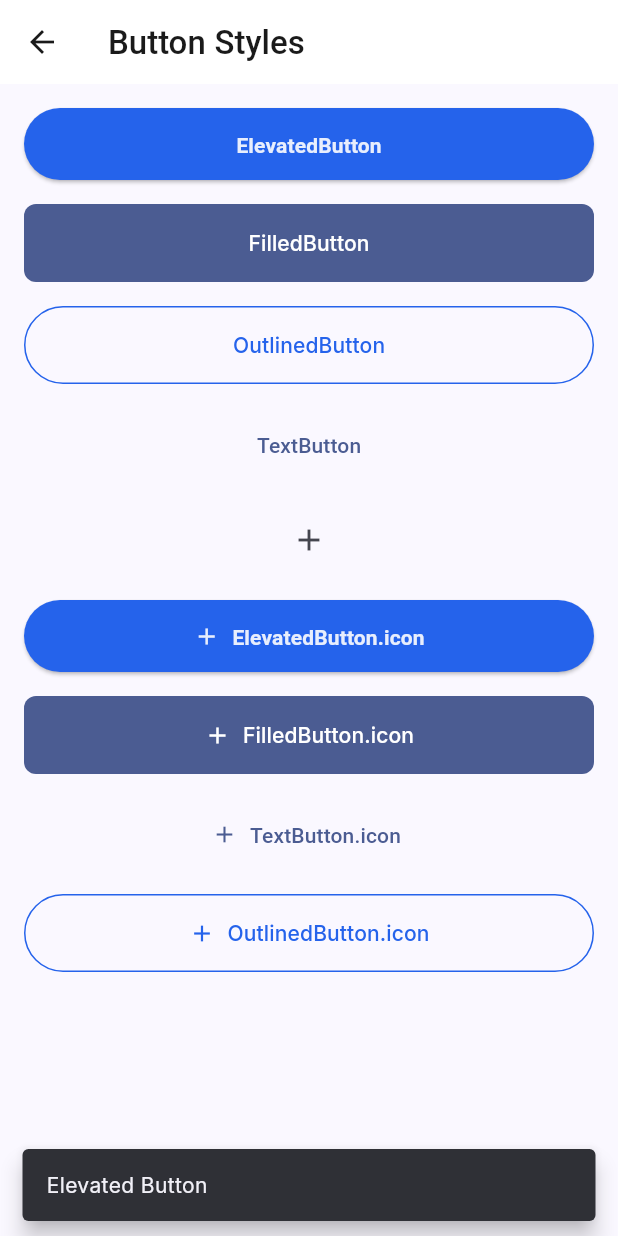
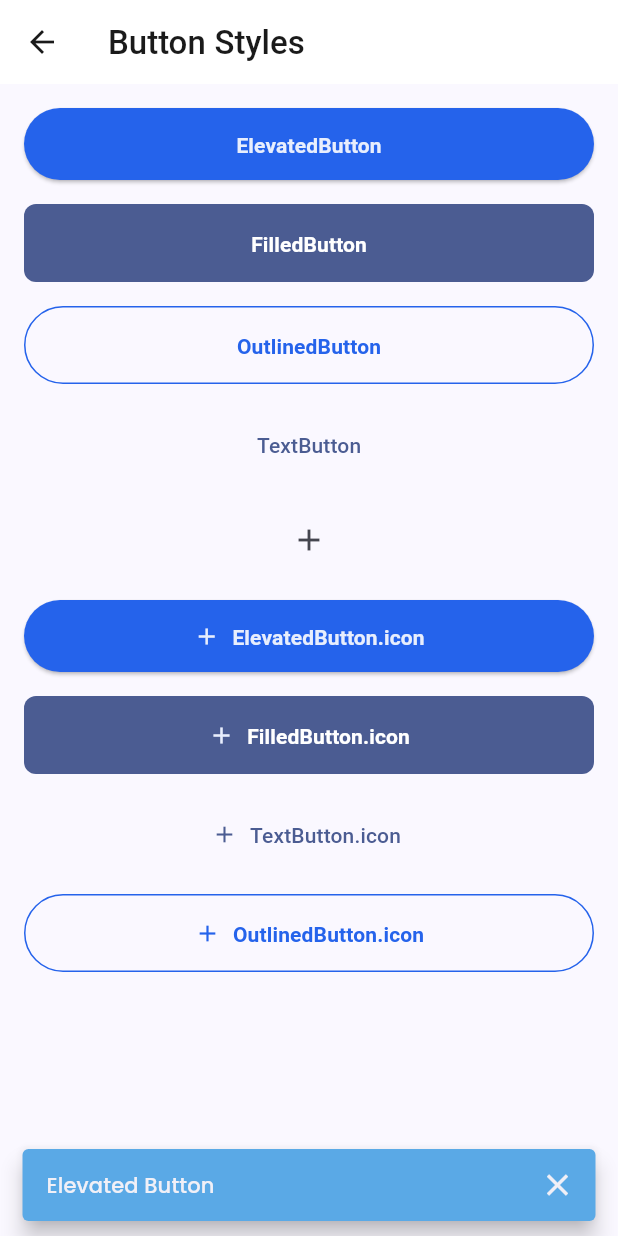
Before and after one commit to ddr137/starter_dev, a Flutter app: the ButtonPage screen opened by its route, after a tap on "ElevatedButton", on a phone screen of 412 x 824 dp. Run offline on Flutter 3.47's test engine with Material 3 defaults, Android fonts, the phone set to English and light mode, and no system bars; our stand-ins replace dio, equatable, flutter_riverpod, go_router, google_fonts, hive_flutter and 2 more; missing offline and left inert: dio_smart_retry; accounts and stored records are empty.

Commit message:
enhance snackbar functionality; add status parameter and update button styles

```diff
--- a/lib/core/extensions/copy_to_clipboard_ext.dart
+++ b/lib/core/extensions/copy_to_clipboard_ext.dart
@@ -7,6 +7,10 @@ extension CopyToClipboard on BuildContext {
   Future<void> copyToClipboardAndShowSnackBar(String text,
       {Duration duration = const Duration(seconds: 2)}) async {
     await Clipboard.setData(ClipboardData(text: text));
-    showSnackBar('Telah disalin ke clipboard', duration: duration);
+    showSnackBar(
+      'Telah disalin ke clipboard',
+      duration: duration,
+      status: 'info',
+    );
   }
 }
--- a/lib/core/extensions/custom_snack_bar_ext.dart
+++ b/lib/core/extensions/custom_snack_bar_ext.dart
@@ -1,13 +1,28 @@
 import 'package:flutter/material.dart';
+import 'package:starter_dev/core/core.dart';
 
 extension ShowSnackBar on BuildContext {
   void showSnackBar(String message,
-      {Duration duration = const Duration(seconds: 3)}) {
+      {Duration duration = const Duration(seconds: 3),
+      String status = 'info'}) {
     ScaffoldMessenger.of(this).showSnackBar(
       SnackBar(
-        content: Text(message),
+        content: Text(
+          message,
+          style: AppThemeTexts.textTheme.labelLarge,
+        ),
         duration: duration,
+        backgroundColor: status == 'error'
+            ? AppThemeColors.failure
+            : status == 'success'
+                ? AppThemeColors.success
+                : status == 'warning'
+                    ? AppThemeColors.warning
+                    : status == 'info'
+                        ? AppThemeColors.info
+                        : AppThemeColors.primary,
         behavior: SnackBarBehavior.floating,
+        showCloseIcon: true,
       ),
     );
   }
--- a/lib/core/theme/components/filled_button_theme_component.dart
+++ b/lib/core/theme/components/filled_button_theme_component.dart
@@ -1,24 +1,40 @@
 import 'package:flutter/material.dart';
+
+import '../../core.dart';
 
 class FilledThemeWidget {
   FilledThemeWidget._();
   static final List<FilledButtonThemeData> _filledBtns = [
     FilledButtonThemeData(
       style: ButtonStyle(
+        iconColor:
+            WidgetStateProperty.all(AppThemeColors.lightColorScheme.onPrimary),
         padding: WidgetStateProperty.all(const EdgeInsets.all(16)),
         shape: WidgetStateProperty.all(
           RoundedRectangleBorder(
             borderRadius: BorderRadius.circular(8),
           ),
         ),
+        textStyle: WidgetStateProperty.all(
+          AppThemeTexts.textTheme.labelLarge?.copyWith(
+            fontWeight: FontWeight.w600,
+          ),
+        ),
       ),
     ),
     FilledButtonThemeData(
       style: ButtonStyle(
+        iconColor:
+            WidgetStateProperty.all(AppThemeColors.darkColorScheme.onPrimary),
         padding: WidgetStateProperty.all(const EdgeInsets.all(16)),
         shape: WidgetStateProperty.all(
           RoundedRectangleBorder(
             borderRadius: BorderRadius.circular(10),
+          ),
+        ),
+        textStyle: WidgetStateProperty.all(
+          AppThemeTexts.textTheme.labelLarge?.copyWith(
+            fontWeight: FontWeight.w600,
           ),
         ),
       ),
--- a/lib/core/theme/components/outlined_button_theme_component.dart
+++ b/lib/core/theme/components/outlined_button_theme_component.dart
@@ -7,23 +7,31 @@ class OutlineThemeWidget {
   static final List<OutlinedButtonThemeData> _outlineBtns = [
     OutlinedButtonThemeData(
       style: OutlinedButton.styleFrom(
-        foregroundColor: AppThemeColors.primary,
+        iconColor: AppThemeColors.lightColorScheme.primary,
         backgroundColor: Colors.transparent,
+        foregroundColor: AppThemeColors.lightColorScheme.primary,
         padding: const EdgeInsets.all(16),
         side: BorderSide(
           color: AppThemeColors.primary,
           width: 1.0,
         ),
+        textStyle: AppThemeTexts.textTheme.labelLarge?.copyWith(
+          fontWeight: FontWeight.w600,
+        ),
       ),
     ),
     OutlinedButtonThemeData(
       style: OutlinedButton.styleFrom(
-        foregroundColor: AppThemeColors.primary[50],
+        iconColor: AppThemeColors.darkColorScheme.primary,
         backgroundColor: Colors.transparent,
+        foregroundColor: AppThemeColors.darkColorScheme.primary,
         padding: const EdgeInsets.all(16),
         side: BorderSide(
           color: AppThemeColors.primary[50]!,
           width: 1.0,
+        ),
+        textStyle: AppThemeTexts.textTheme.labelLarge?.copyWith(
+          fontWeight: FontWeight.w600,
         ),
       ),
     ),
--- a/lib/core/theme/theme.dart
+++ b/lib/core/theme/theme.dart
@@ -9,7 +9,7 @@ class AppTheme {
     // colorScheme: AppThemeColors.lightColorScheme,
     colorSchemeSeed: AppThemeColors.primary,
     textTheme: AppThemeTexts.textTheme,
-    fontFamily: AppThemeFonts.getInter,
+    fontFamily: AppThemeFonts.getPoppins,
     fontFamilyFallback: AppThemeFonts.fonts,
     // typography: Typography.material2021(),
     appBarTheme: AppBarThemeWidget.light,
--- a/lib/pages/button_page.dart
+++ b/lib/pages/button_page.dart
@@ -18,42 +18,69 @@ class ButtonPage extends StatelessWidget {
           spacing: 16,
           children: [
             ElevatedButton(
-              onPressed: () => context.showSnackBar('Elevated Button'),
+              onPressed: () => context.showSnackBar(
+                'Elevated Button',
+                status: 'info',
+              ),
               child: Text('ElevatedButton'),
             ),
             FilledButton(
-              onPressed: () => context.showSnackBar('Filled Button'),
+              onPressed: () => context.showSnackBar(
+                'Filled Button',
+                status: 'success',
+              ),
               child: Text('FilledButton'),
             ),
             OutlinedButton(
-              onPressed: () => context.showSnackBar('Outlined Button'),
+              onPressed: () => context.showSnackBar(
+                'Outlined Button',
+                status: 'warning',
+              ),
               child: Text('OutlinedButton'),
             ),
             TextButton(
-              onPressed: () => context.showSnackBar('Text Button'),
+              onPressed: () => context.showSnackBar(
+                'Text Button',
+                status: 'error',
+              ),
               child: Text('TextButton'),
             ),
             IconButton(
-              onPressed: () => context.showSnackBar('Icon Button'),
+              onPressed: () => context.showSnackBar(
+                'Icon Button',
+                status: 'info',
+              ),
               icon: Icon(Icons.add),
             ),
             ElevatedButton.icon(
-              onPressed: () => context.showSnackBar('Elevated Button Icon'),
+              onPressed: () => context.showSnackBar(
+                'Elevated Button Icon',
+                status: 'info',
+              ),
               icon: Icon(Icons.add),
               label: Text('ElevatedButton.icon'),
             ),
             FilledButton.icon(
-              onPressed: () => context.showSnackBar('Filled Button Icon'),
+              onPressed: () => context.showSnackBar(
+                'Filled Button Icon',
+                status: 'info',
+              ),
               icon: Icon(Icons.add),
               label: Text('FilledButton.icon'),
             ),
             TextButton.icon(
-              onPressed: () => context.showSnackBar('Text Button Icon'),
+              onPressed: () => context.showSnackBar(
+                'Text Button Icon',
+                status: 'info',
+              ),
               icon: Icon(Icons.add),
               label: Text('TextButton.icon'),
             ),
             OutlinedButton.icon(
-              onPressed: () => context.showSnackBar('Outlined Button Icon'),
+              onPressed: () => context.showSnackBar(
+                'Outlined Button Icon',
+                status: 'info',
+              ),
               icon: Icon(Icons.add),
               label: Text('OutlinedButton.icon'),
             ),
```
